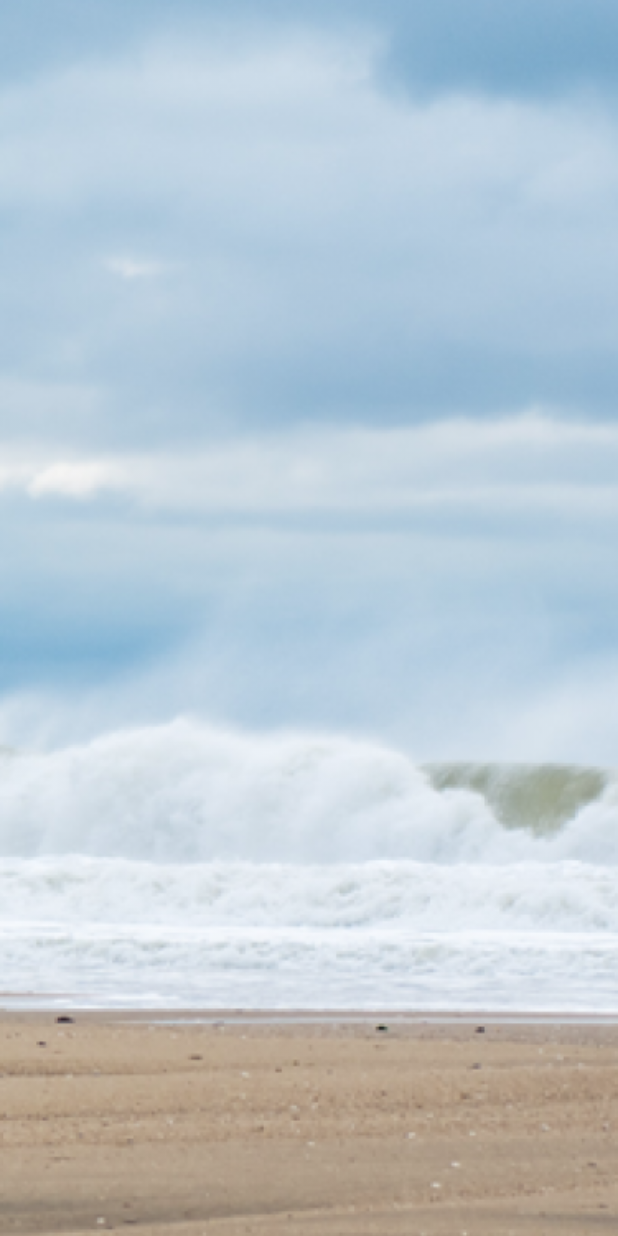
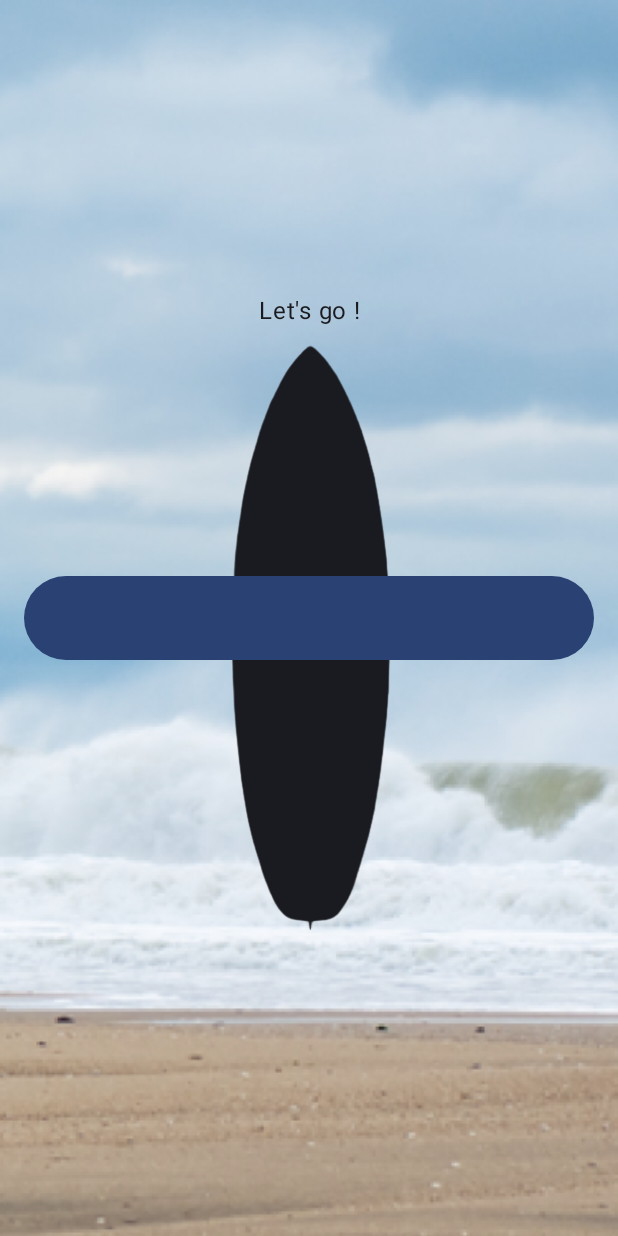
Before and after one commit to adatechschool/projet-collectif-mobile-front-surf-chill, an Android app built with Jetpack Compose: the screen it shows after launch (MainActivity), on a phone screen of 412 x 824 dp. Run offline under Robolectric (Android 15) with nearby library versions, the phone set to English and light mode, and no system bars.

Commit message:
Button Lets go

```diff
--- a/app/src/main/java/com/example/surfchill/MainActivity.kt
+++ b/app/src/main/java/com/example/surfchill/MainActivity.kt
@@ -1,6 +1,7 @@
 package com.example.surfchill
 
 import android.os.Bundle
+import android.widget.Toast
 import androidx.activity.ComponentActivity
 import androidx.activity.compose.setContent
 import androidx.compose.foundation.layout.fillMaxSize
@@ -13,10 +14,17 @@ import androidx.compose.ui.res.painterResource
 import androidx.compose.ui.tooling.preview.Preview
 import com.example.surfchill.ui.theme.SurfChillTheme
 import androidx.compose.foundation.Image
+import androidx.compose.foundation.layout.Arrangement
+import androidx.compose.foundation.layout.Box
 import androidx.compose.foundation.layout.Column
+import androidx.compose.foundation.layout.Spacer
 import androidx.compose.foundation.layout.fillMaxHeight
 import androidx.compose.foundation.layout.fillMaxWidth
+import androidx.compose.foundation.layout.height
 import androidx.compose.foundation.layout.padding
+import androidx.compose.material3.Button
+import androidx.compose.material3.Icon
+import androidx.compose.ui.Alignment
 import androidx.compose.ui.layout.ContentScale
 import androidx.compose.ui.res.stringResource
 import androidx.compose.ui.text.style.TextAlign
@@ -34,7 +42,8 @@ class MainActivity : ComponentActivity() {
                     color = MaterialTheme.colorScheme.background
                 ) {
                     HomeScreen() //(stringResource(R.string.app_name),
-
+                    ButtonGo(onClick = { Toast.makeText(this@MainActivity, "Click", Toast.LENGTH_SHORT).show()}
+                    )
                 }
             }
         }
@@ -71,15 +80,49 @@ fun TitleApp(message: String, modifier: Modifier = Modifier) {
                 .padding(bottom = 16.dp)
         )}
 
-//@Composable
-//fun ButtonGo(){
-        //Button(
-            //onClick = { /* Handle button click */ },
-            //modifier = Modifier
-                //.fillMaxWidth()
-                //.height(50.dp)
-        //)
-//}
+@Composable
+fun ButtonGo(onClick: () -> Unit, modifier: Modifier = Modifier) {
+    Box(
+        modifier = modifier
+            .fillMaxWidth()
+            .padding(16.dp),
+        contentAlignment = Alignment.Center
+    ) {
+        Column(
+            horizontalAlignment = Alignment.CenterHorizontally
+        ) {
+            Text(
+                text = "Let's go !",
+                fontSize = 16.sp
+            )
+            Spacer(modifier = Modifier.height(8.dp))
+            Icon(
+                painter = painterResource(id = R.drawable.bouton),
+                contentDescription = null
+            )
+        }
+        Button(
+            onClick = onClick,
+            modifier = modifier
+                .fillMaxWidth()
+                .height(56.dp)
+        ) {
+
+        }
+    }
+}
+
+@Preview(showBackground = true, showSystemUi = true)
+@Composable
+fun GreetingPreview() {
+    SurfChillTheme {
+        HomeScreen()
+        TitleApp(stringResource(id = R.string.app_name))
+        ButtonGo(onClick = { Toast.makeText("Click", Toast.LENGTH_SHORT).show()}
+        )
+    }
+}
+
 
 //@Composable
 //fun GreetingText(message: String, modifier: Modifier = Modifier) {
@@ -96,13 +139,3 @@ fun TitleApp(message: String, modifier: Modifier = Modifier) {
         //)
     //}
 //}
-
-
-@Preview(showBackground = true, showSystemUi = true)
-@Composable
-fun GreetingPreview() {
-    SurfChillTheme {
-        HomeScreen()
-        TitleApp(stringResource(id = R.string.app_name))
-    }
-}
```
Also changed, not shown: 1 other file.
